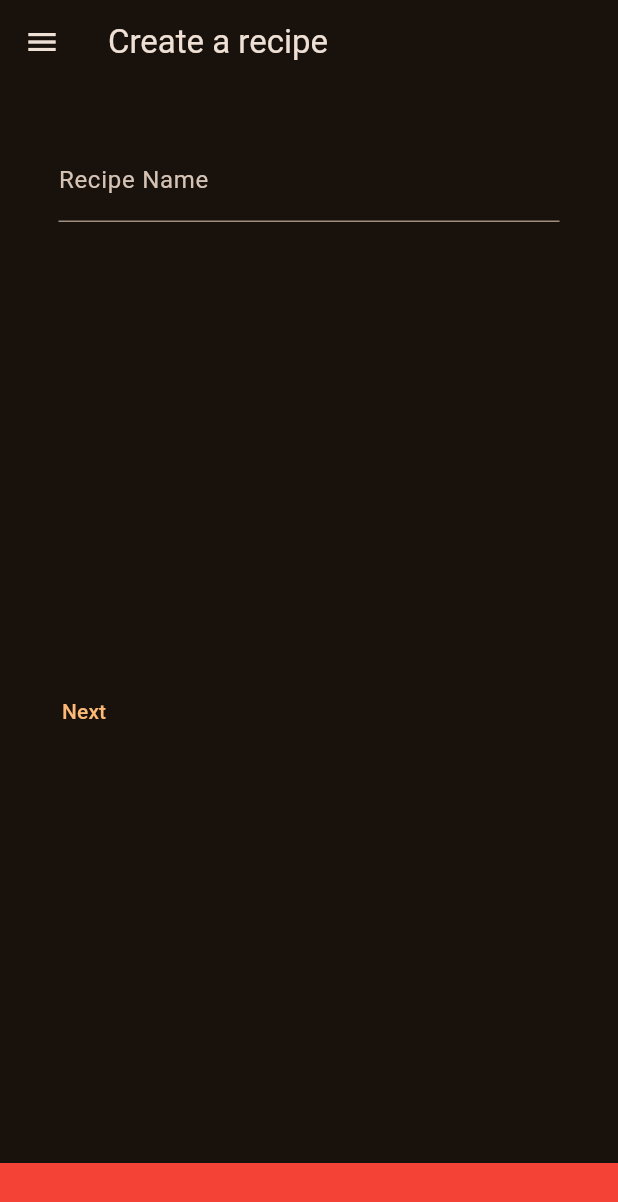
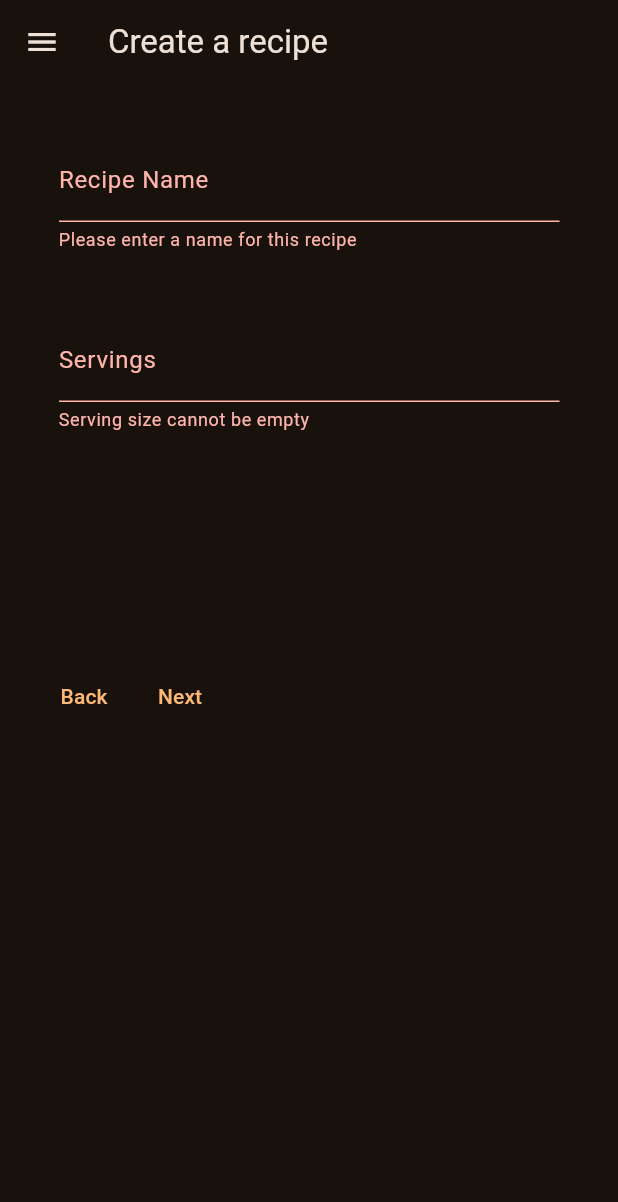
Before and after one commit to AUAboi/recipe_save_official, a Flutter app: the CreateRecipeScreen screen opened by its route, after a tap on "Next", on a phone screen of 412 x 824 dp. Shown: the top 1202 px of the screen. Run offline on Flutter 3.47's test engine with Material 3 defaults, Android fonts, the phone set to English and light mode, and no system bars; our stand-ins replace flutter_bloc, formz, go_router.

Commit message:
first page added  + ingredients inputs and validations

```diff
--- a/lib/recipe/create_recipe_screen.dart
+++ b/lib/recipe/create_recipe_screen.dart
@@ -1,7 +1,10 @@
 import 'package:flutter/material.dart';
+import 'package:flutter/services.dart';
 import 'package:flutter_bloc/flutter_bloc.dart';
 import 'package:recipe_save_official/app_drawer.dart';
 import 'package:recipe_save_official/recipe/cubit/recipe_form_validator_cubit.dart';
+import 'package:recipe_save_official/recipe/inputs/recipe_name_input.dart';
+import 'package:recipe_save_official/recipe/inputs/serving_size_input.dart';
 
 class CreateRecipeScreen extends StatefulWidget {
   const CreateRecipeScreen({super.key});
@@ -42,36 +45,22 @@ class _CreateScreenState extends State<CreateRecipeScreen> {
             create: (context) => RecipeFormValidatorCubit(),
             child: Container(
                 margin: const EdgeInsets.only(left: 24.0, right: 24.0),
-              child: BlocBuilder<RecipeFormValidatorCubit,
-                  RecipeFormValidatorState>(
-                builder: (context, state) {
-                  return Column(
+                child: Column(
                   children: [
-                      Text(state.recipeName),
                     Expanded(
                       child: Padding(
                         padding: const EdgeInsets.all(15),
-                          child: Form(
-                            key: _formKey,
-                            child: TextFormField(
-                              onChanged: (value) => context
-                                  .read<RecipeFormValidatorCubit>()
-                                  .recipeNameChanged(value),
-                              decoration: const InputDecoration(
-                                  labelText: 'Recipe Name'),
+                        child: PageView(
+                          controller: _pageViewController,
+                          physics: const NeverScrollableScrollPhysics(),
+                          padEnds: true,
+                          onPageChanged: (value) {
+                            setState(() {
+                              _currentPageIndex = value;
+                            });
+                          },
+                          children: _pages,
                         ),
-                          ),
-                          // child: PageView(
-                          //   controller: _pageViewController,
-                          //   physics: const NeverScrollableScrollPhysics(),
-                          //   padEnds: true,
-                          //   onPageChanged: (value) {
-                          //     setState(() {
-                          //       _currentPageIndex = value;
-                          //     });
-                          //   },
-                          //   children: _pages,
-                          // ),
                       ),
                     ),
                     Flexible(
@@ -79,20 +68,20 @@ class _CreateScreenState extends State<CreateRecipeScreen> {
                       children: [
                         TextButton(
                             onPressed: () {
-                                ScaffoldMessenger.of(context)
-                                    .showSnackBar(SnackBar(
-                                  content: Text(state.recipeName),
-                                  backgroundColor: Colors.red,
-                                ));
+                              _updateCurrentPageIndex(_currentPageIndex - 1);
                             },
-                              child: const Text('Next')),
+                            child: const Text('Back')),
+                        TextButton(
+                            onPressed: () {
+                              if (_pages[_currentPageIndex].validate()) {
+                                _updateCurrentPageIndex(_currentPageIndex + 1);
+                              }
+                            },
+                            child: const Text('Next'))
                       ],
                     ))
                   ],
-                  );
-                },
-              ),
-            )));
+                ))));
   }
 
   void _updateCurrentPageIndex(int index) {
@@ -115,31 +104,39 @@ class FirstPage extends StepWidget {
 
   final _formKey = GlobalKey<FormState>();
 
-  final RecipeFormValidatorCubit _recipeFormValidatorCubit =
-      RecipeFormValidatorCubit();
-
   @override
   Widget build(BuildContext context) {
     return Column(
       children: [
-        BlocSelector<RecipeFormValidatorCubit, RecipeFormValidatorState,
-                AutovalidateMode>(
-            bloc: _recipeFormValidatorCubit,
-            selector: (state) => state.autovalidateMode,
-            builder: (context, AutovalidateMode autovalidateMode) {
+        BlocBuilder<RecipeFormValidatorCubit, RecipeFormValidatorState>(
+            builder: (context, state) {
           return Form(
+              key: _formKey,
               child: Column(children: [
+                Text(state.recipeName.value),
                 TextFormField(
-                  onChanged: (value) =>
-                      _recipeFormValidatorCubit.recipeNameChanged(value),
+                  initialValue: state.recipeName.value,
+                  onChanged: (value) => context
+                      .read<RecipeFormValidatorCubit>()
+                      .recipeNameChanged(value),
                   decoration: const InputDecoration(labelText: 'Recipe Name'),
+                  validator: (value) =>
+                      state.recipeName.validator(value ?? '')?.text(),
                 ),
                 const SizedBox(
-                  height: 34.0,
+                  height: 44.0,
                 ),
                 TextFormField(
-                  onChanged: (value) =>
-                      _recipeFormValidatorCubit.servingSizeChanged(value),
+                  inputFormatters: [
+                    FilteringTextInputFormatter.allow(RegExp("[0-9]"))
+                  ],
+                  initialValue: state.servingSize.value,
+                  keyboardType: TextInputType.number,
+                  onChanged: (value) => context
+                      .read<RecipeFormValidatorCubit>()
+                      .servingSizeChanged(value),
+                  validator: (value) =>
+                      state.servingSize.validator(value ?? '')?.text(),
                   decoration: const InputDecoration(
                       labelText: 'Servings', hintText: 'eg. 3-4'),
                 )
@@ -165,7 +162,19 @@ class SecondPage extends StepWidget {
     return Form(
         key: _formKey,
         child: Column(
+          crossAxisAlignment: CrossAxisAlignment.start,
           children: [
+            const SizedBox(
+              height: 6.0,
+            ),
+            const Text(
+              'Add Ingredients',
+              textAlign: TextAlign.start,
+              style: TextStyle(fontSize: 24.0),
+            ),
+            const SizedBox(
+              height: 34.0,
+            ),
             TextFormField(
               decoration: const InputDecoration(labelText: 'Page 2'),
             ),
--- a/lib/recipe/cubit/recipe_form_validator_state.dart
+++ b/lib/recipe/cubit/recipe_form_validator_state.dart
@@ -1,22 +1,28 @@
 part of 'recipe_form_validator_cubit.dart';
 
 @immutable
-sealed class RecipeFormValidatorState {
+class RecipeFormValidatorState {
   final AutovalidateMode autovalidateMode;
-  final String recipeName;
-  final String servingSize;
+  final RecipeNameInput recipeName;
+  final ServingSizeInput servingSize;
 
   const RecipeFormValidatorState({
     this.autovalidateMode = AutovalidateMode.disabled,
-    this.recipeName = '',
-    this.servingSize = '',
+    this.recipeName = const RecipeNameInput.pure(),
+    this.servingSize = const ServingSizeInput.pure(),
   });
 
   RecipeFormValidatorState copyWith({
     AutovalidateMode? autovalidateMode,
-    String? recipeName,
-    String? servingSize,
-  });
+    RecipeNameInput? recipeName,
+    ServingSizeInput? servingSize,
+  }) {
+    return RecipeFormValidatorState(
+      autovalidateMode: autovalidateMode ?? this.autovalidateMode,
+      recipeName: recipeName ?? this.recipeName,
+      servingSize: servingSize ?? this.servingSize,
+    );
+  }
 }
 
 final class RecipeFormValidatorInitial extends RecipeFormValidatorState {
@@ -29,8 +35,8 @@ final class RecipeFormValidatorInitial extends RecipeFormValidatorState {
   @override
   RecipeFormValidatorInitial copyWith({
     AutovalidateMode? autovalidateMode,
-    String? recipeName,
-    String? servingSize,
+    RecipeNameInput? recipeName,
+    ServingSizeInput? servingSize,
   }) {
     return RecipeFormValidatorInitial(
       autovalidateMode: autovalidateMode ?? this.autovalidateMode,
--- /dev/null
+++ b/lib/recipe/inputs/ingredients_list_input.dart
@@ -0,0 +1,39 @@
+import 'package:formz/formz.dart';
+import 'package:recipe_save_official/recipe/models/ingredients.dart'; // Assuming Ingredient model is defined here
+
+enum IngredientsListValidationError { empty, invalidIngredient }
+
+class IngredientsListInput
+    extends FormzInput<List<Ingredient>, IngredientsListValidationError> {
+  IngredientsListInput.pure() : super.pure([]);
+
+  const IngredientsListInput.dirty({List<Ingredient> value = const []})
+      : super.dirty(value);
+
+  @override
+  IngredientsListValidationError? validator(List<Ingredient> value) {
+    if (value.isEmpty) {
+      return IngredientsListValidationError.empty;
+    }
+
+    for (var ingredient in value) {
+      if (ingredient.name.isEmpty || ingredient.quantity <= 0) {
+        return IngredientsListValidationError.invalidIngredient;
+      }
+    }
+
+    return null;
+  }
+}
+
+extension IngredientsListValidationErrorExtension
+    on IngredientsListValidationError {
+  String text() {
+    switch (this) {
+      case IngredientsListValidationError.empty:
+        return 'Please enter at least one ingredient';
+      case IngredientsListValidationError.invalidIngredient:
+        return 'Please enter valid information for all ingredients';
+    }
+  }
+}
--- a/lib/recipe/validators/validator.dart
+++ b/lib/recipe/inputs/recipe_name_input.dart
@@ -13,15 +13,11 @@ class RecipeNameInput extends FormzInput<String, RecipeNameValidationError> {
   }
 }
 
-enum ServingSizeValidationError { empty }
-
-class ServingSizeInput extends FormzInput<String, ServingSizeValidationError> {
-  const ServingSizeInput.pure() : super.pure('');
-
-  const ServingSizeInput.dirty({String value = ''}) : super.dirty(value);
-
-  @override
-  ServingSizeValidationError? validator(String value) {
-    return value.isNotEmpty ? null : ServingSizeValidationError.empty;
+extension RecipeNameValidationErrorExtension on RecipeNameValidationError {
+  String text() {
+    switch (this) {
+      case RecipeNameValidationError.empty:
+        return 'Please enter a name for this recipe';
+    }
   }
 }
--- /dev/null
+++ b/lib/recipe/inputs/serving_size_input.dart
@@ -0,0 +1,37 @@
+import 'package:formz/formz.dart';
+
+enum ServingSizeValidationError { empty, invalidFormat }
+
+class ServingSizeInput extends FormzInput<String, ServingSizeValidationError> {
+  const ServingSizeInput.pure() : super.pure('');
+
+  const ServingSizeInput.dirty({String value = ''}) : super.dirty(value);
+
+  @override
+  ServingSizeValidationError? validator(String value) {
+    if (value.isEmpty) {
+      return ServingSizeValidationError.empty;
+    }
+
+    RegExp regex = RegExp(r'^\d+(-\d+)?$');
+
+    if (!regex.hasMatch(value)) {
+      return ServingSizeValidationError.invalidFormat;
+    }
+
+    return null;
+  }
+}
+
+extension ServingSizeValidationErrorExtension on ServingSizeValidationError {
+  String? text() {
+    switch (this) {
+      case ServingSizeValidationError.empty:
+        return 'Serving size cannot be empty';
+      case ServingSizeValidationError.invalidFormat:
+        return 'Please enter number of servings like 3 or 3-4';
+      default:
+        return null;
+    }
+  }
+}
```
Also changed, not shown: lib/recipe/cubit/recipe_form_validator_cubit.dart (+6 -5 lines), lib/recipe/models/ingredients.dart (added, +14 -0 lines). Lines whose indentation alone changed are shown as unchanged.
